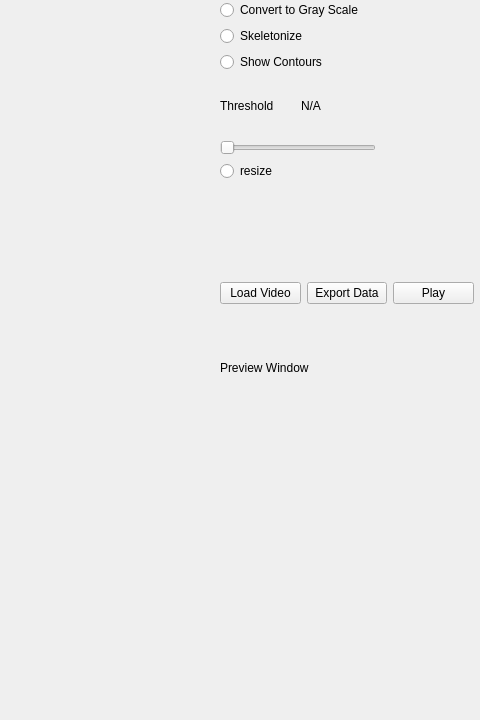
prajwaltr93/Image-Processing-Util, file form.ui: the form before one commit; both pictures show x 800 to 1280 and y 0 to 720 of the 1280 by 720 pixel window.
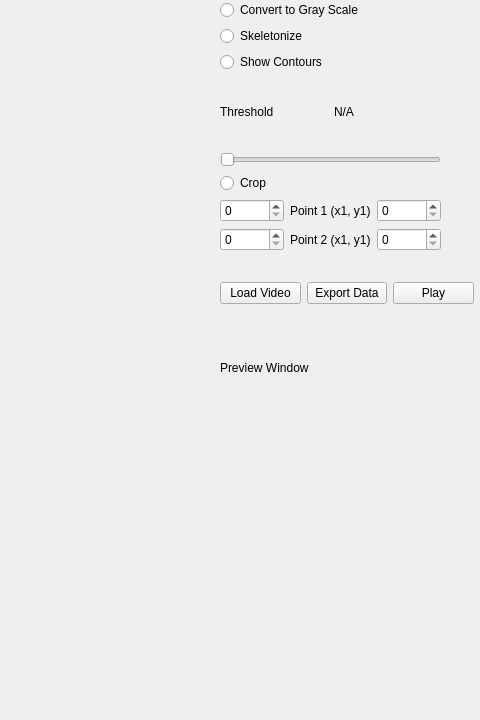
The form after the commit.

Commit message: add: ability to move video window TODO: fix weird behaviour

Diff of the .ui file:
```diff
--- a/form.ui
+++ b/form.ui
@@ -18,8 +18,8 @@
     <rect>
      <x>1020</x>
      <y>0</y>
-     <width>156</width>
-     <height>181</height>
+     <width>221</width>
+     <height>251</height>
     </rect>
    </property>
    <layout class="QVBoxLayout" name="verticalLayout_2">
@@ -76,10 +76,44 @@
     <item>
      <widget class="QRadioButton" name="radioButton">
       <property name="text">
-       <string>resize</string>
+       <string>Crop</string>
       </property>
      </widget>
     </item>
+    <item>
+     <layout class="QHBoxLayout" name="pointSelect1">
+      <item>
+       <widget class="QSpinBox" name="spinBox"/>
+      </item>
+      <item>
+       <widget class="QLabel" name="label_3">
+        <property name="text">
+         <string>Point 1 (x1, y1)</string>
+        </property>
+       </widget>
+      </item>
+      <item>
+       <widget class="QSpinBox" name="spinBox_2"/>
+      </item>
+     </layout>
+    </item>
+    <item>
+     <layout class="QHBoxLayout" name="pointSelect2">
+      <item>
+       <widget class="QSpinBox" name="spinBox_3"/>
+      </item>
+      <item>
+       <widget class="QLabel" name="label_4">
+        <property name="text">
+         <string>Point 2 (x1, y1)</string>
+        </property>
+       </widget>
+      </item>
+      <item>
+       <widget class="QSpinBox" name="spinBox_4"/>
+      </item>
+     </layout>
+    </item>
    </layout>
   </widget>
   <widget class="QLabel" name="videoFrame">
@@ -134,7 +168,7 @@
      <x>1020</x>
      <y>390</y>
      <width>251</width>
-     <height>191</height>
+     <height>181</height>
     </rect>
    </property>
    <property name="text">
```
Left out of the diff: 2 changed lines with no effect on the pictures. The commit also changes 2 other files.
